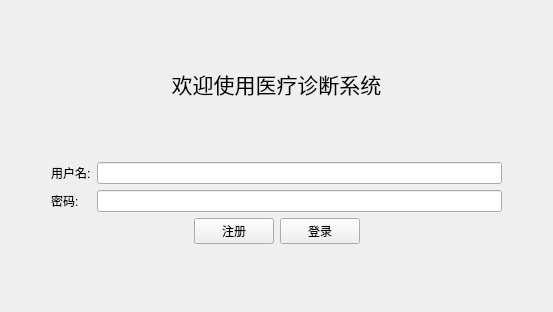
The window that loginview.ui (AaWenGe/Medical-system) describes before a commit, drawn with Qt 5.
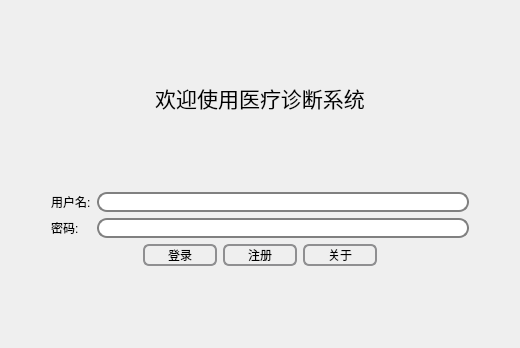
The same window after the commit.

```diff
--- a/loginview.ui
+++ b/loginview.ui
@@ -6,13 +6,44 @@
    <rect>
     <x>0</x>
     <y>0</y>
-    <width>553</width>
-    <height>312</height>
+    <width>520</width>
+    <height>348</height>
    </rect>
   </property>
   <property name="windowTitle">
    <string>登录</string>
   </property>
+  <property name="styleSheet">
+   <string notr="true"> QPushButton {
+      border: 2px solid #8f8f91;
+      border-radius: 6px;
+      background-color: qlineargradient(x1: 0, y1: 0, x2: 0, y2: 1,
+                                        stop: 0 #f6f7fa, stop: 1 #dadbde);
+      min-width: 70px;
+  }
+
+  QPushButton:pressed {
+      background-color: qlineargradient(x1: 0, y1: 0, x2: 0, y2: 1,
+                                        stop: 0 #babbbe, stop: 1 #f6f7fa);
+  }
+
+  QPushButton:flat {
+      border: none; /* no border for a flat push button */
+  }
+
+  QPushButton:default {
+      border-color: navy; /* make the default button prominent */
+  }
+
+  QLineEdit {
+      border: 2px solid gray;
+      border-radius: 10px;
+      padding: 0 8px;
+     
+      selection-background-color: darkgray;
+  }
+</string>
+  </property>
   <layout class="QVBoxLayout" name="verticalLayout">
    <item>
     <spacer name="verticalSpacer_3">
@@ -156,13 +187,6 @@
      </item>
      <item>
       <layout class="QHBoxLayout" name="horizontalLayout">
-       <item>
-        <widget class="QPushButton" name="btSignup">
-         <property name="text">
-          <string>注册</string>
-         </property>
-        </widget>
-       </item>
        <item>
         <widget class="QPushButton" name="btSignIn">
          <property name="text">
@@ -170,6 +194,20 @@
          </property>
         </widget>
        </item>
+       <item>
+        <widget class="QPushButton" name="btSignup">
+         <property name="text">
+          <string>注册</string>
+         </property>
+        </widget>
+       </item>
+       <item>
+        <widget class="QPushButton" name="btAbout">
+         <property name="text">
+          <string>关于</string>
+         </property>
+        </widget>
+       </item>
       </layout>
      </item>
      <item>
```
